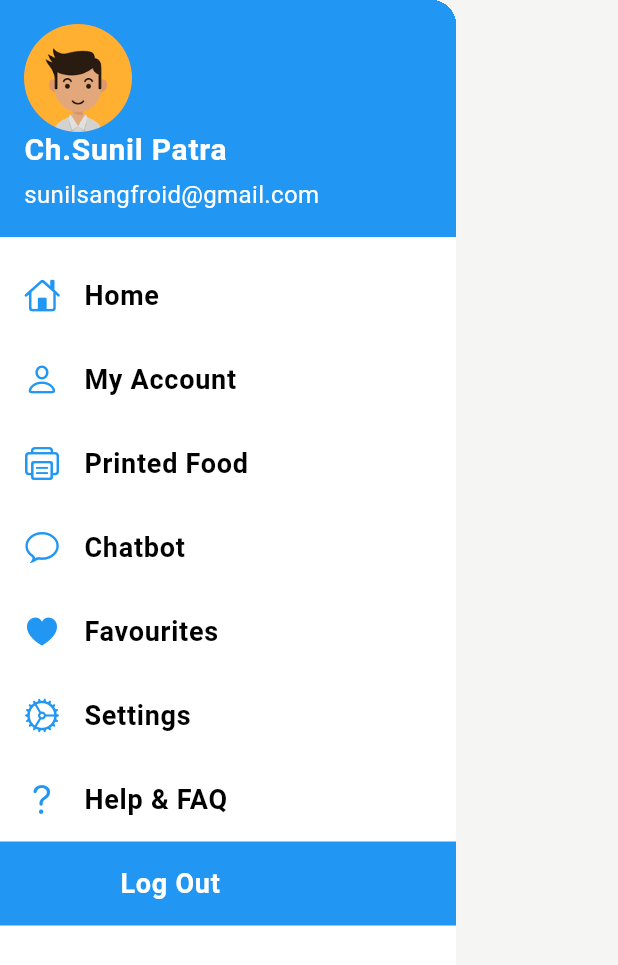
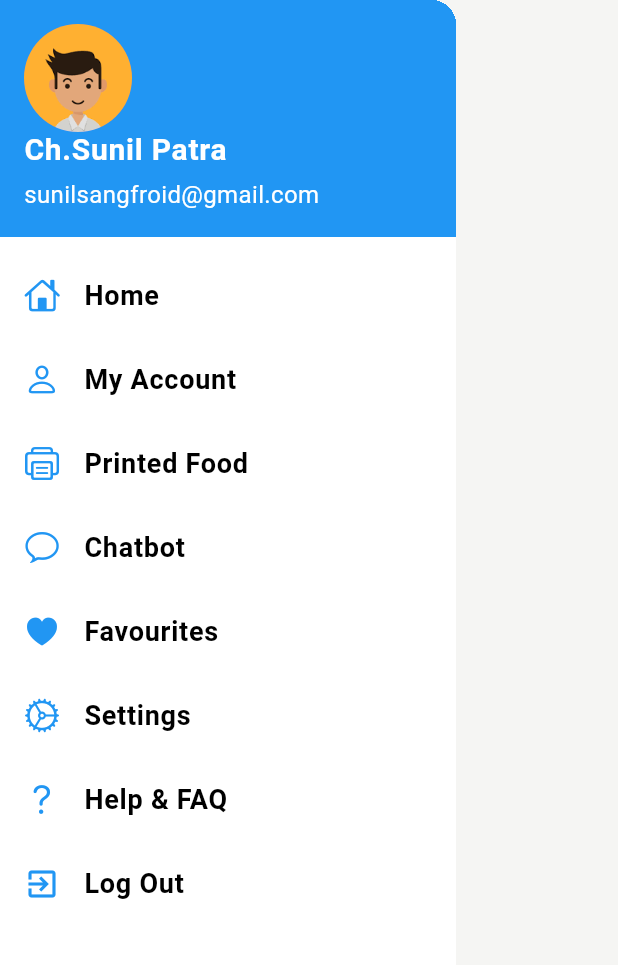
Before and after one commit to Sunilsangfroid/Food_Printing_App, a Flutter app: the DrawerWidget widget shown alone on an empty page, opened directly, on a phone screen of 412 x 824 dp. Shown: the top 965 px of the screen. Run offline on Flutter 3.47's test engine with Material 3 defaults, Android fonts, the phone set to English and light mode, and no system bars; our stand-ins replace firebase_auth, firebase_core, flutter_rating_bar, google_sign_in, image_picker, speech_to_text; accounts and stored records are empty.

Commit message:
correct the app drawer

```diff
--- a/lib/Widgets/DrawerWidget.dart
+++ b/lib/Widgets/DrawerWidget.dart
@@ -152,18 +152,10 @@ class DrawerWidget extends StatelessWidget {
                   color: Colors.black),
             ),
           ),
-          ElevatedButton(
-            onPressed: () {
+          ListTile(
+            onTap: () {
               Navigator.pushNamed(context, "/signin");
             },
-            style: ElevatedButton.styleFrom(
-              backgroundColor: Colors.blue,
-              elevation: 0,
-              shape: RoundedRectangleBorder(
-                borderRadius: BorderRadius.circular(0),
-              ),
-            ),
-            child:ListTile(
             leading: const Icon(
               Icons.exit_to_app,
               color: Colors.blue,
@@ -173,8 +165,7 @@ class DrawerWidget extends StatelessWidget {
               style: TextStyle(
                   fontSize: 18,
                   fontWeight: FontWeight.bold,
-                    color: Colors.white),
-              ),
+                  color: Colors.black),
             ),
           ),
         ],
```
Lines whose indentation alone changed are shown as unchanged.
